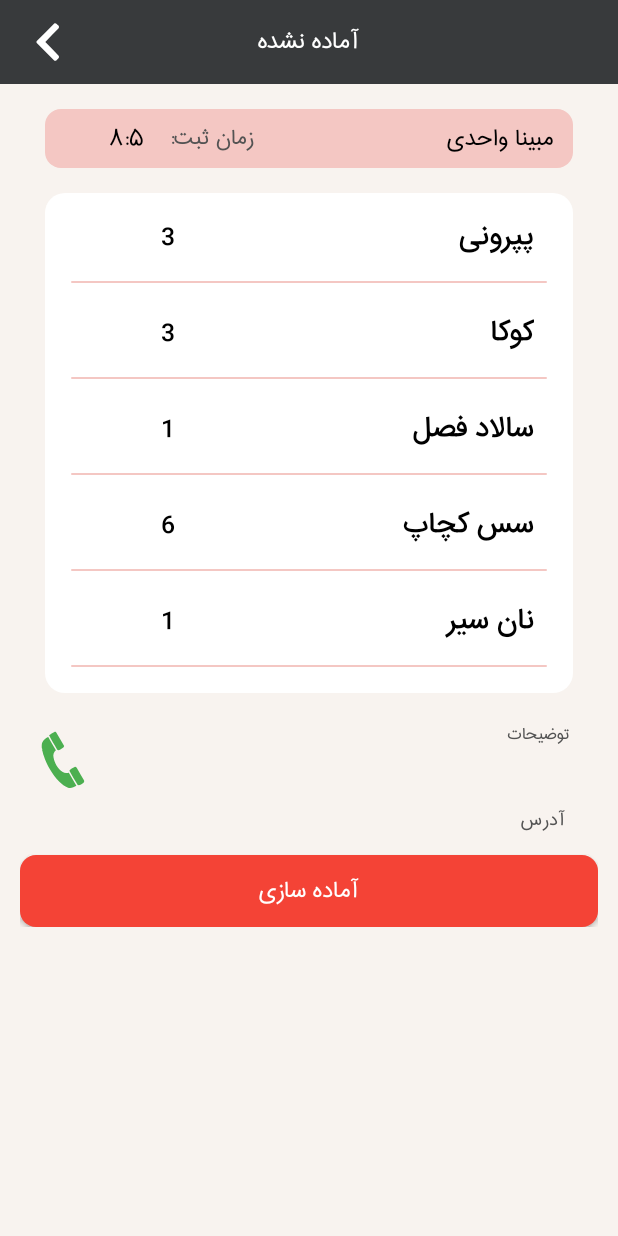
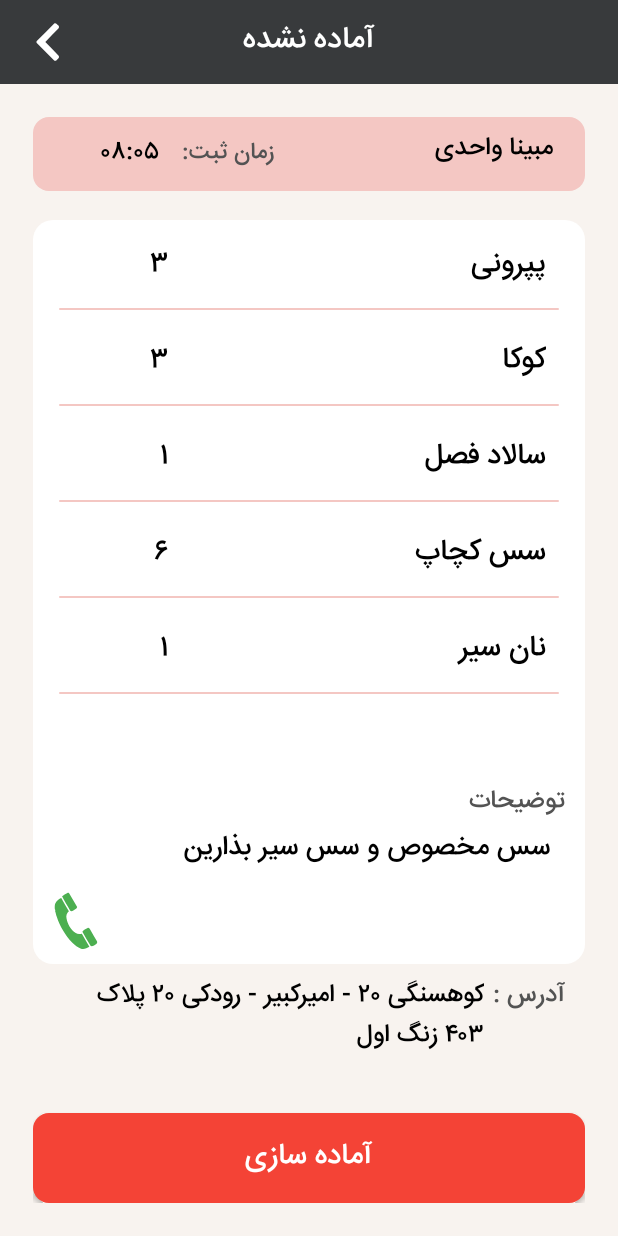
Before and after one commit to AmirAliShk/HappyPizza-kitchen, an Android app: the fragment NotReadyOrdersFragment shown on its own in the app's theme, on a phone screen of 412 x 824 dp. Run offline under Robolectric (Android 15) with nearby library versions, the phone set to English and light mode, and no system bars; our stand-ins replace sdp/ssp sizes; plain views replace AVLoadingIndicatorView; network calls fail.

Commit message:
push for shikism

```diff
--- a/app/src/main/java/ir/food/kitchenAndroid/activity/Splash.kt
+++ b/app/src/main/java/ir/food/kitchenAndroid/activity/Splash.kt
@@ -36,15 +36,8 @@ class Splash : AppCompatActivity() {
         }
 
         MyApplication.handler.postDelayed(
-            {
-                FragmentHelper
-                    .toFragment(MyApplication.currentActivity, VerificationFragment())
-                    .setStatusBarColor(MyApplication.currentActivity.resources.getColor(R.color.black))
-                    .setAddToBackStack(false)
-                    .add()
-            }/*GetAppInfo()::callAppInfoAPI*/, 1500
+            GetAppInfo()::callAppInfoAPI, 1500
         )
-
     }
 
     override fun onResume() {
--- a/app/src/main/java/ir/food/kitchenAndroid/adapter/ProductsAdapter.kt
+++ b/app/src/main/java/ir/food/kitchenAndroid/adapter/ProductsAdapter.kt
@@ -5,6 +5,7 @@ import android.view.ViewGroup
 import androidx.recyclerview.widget.RecyclerView
 import ir.food.kitchenAndroid.app.MyApplication
 import ir.food.kitchenAndroid.databinding.ItemProductBinding
+import ir.food.kitchenAndroid.helper.StringHelper
 import ir.food.kitchenAndroid.helper.TypefaceUtil
 import ir.food.kitchenAndroid.model.ProductModel
 
@@ -27,7 +28,7 @@ class ProductsAdapter(list: ArrayList<ProductModel>) :
         val model = models[position]
 
         holder.binding.productName.text = model.name
-        holder.binding.quantity.text = (model.quantity.toString())
+        holder.binding.quantity.text = StringHelper.toPersianDigits(model.quantity.toString())
     }
 
     override fun getItemCount(): Int {
--- a/app/src/main/java/ir/food/kitchenAndroid/app/EndPoints.java
+++ b/app/src/main/java/ir/food/kitchenAndroid/app/EndPoints.java
@@ -23,7 +23,7 @@ public class EndPoints {
 //          : "http://192.168.1.145";
 
 
-    public static final String APIPort = (BuildConfig.DEBUG) ? "3030" : "1881";
+    public static final String APIPort = (BuildConfig.DEBUG) ? "3010" : "1881";
 
     public static final String HAWKEYE_APIPort = (BuildConfig.DEBUG) ? "3010" : "1890";
 
--- a/app/src/main/java/ir/food/kitchenAndroid/fragment/NotReadyOrdersFragment.kt
+++ b/app/src/main/java/ir/food/kitchenAndroid/fragment/NotReadyOrdersFragment.kt
@@ -1,5 +1,6 @@
 package ir.food.kitchenAndroid.fragment
 
+import android.graphics.Typeface
 import android.os.Build
 import android.os.Bundle
 import android.view.LayoutInflater
@@ -46,7 +47,7 @@ class NotReadyOrdersFragment : Fragment() {
                 ContextCompat.getColor(MyApplication.context, R.color.darkGray)
         }
 
-        TypefaceUtil.overrideFonts(binding.root)
+        TypefaceUtil.overrideFonts(binding.root,MyApplication.IraSanSMedume)
 
 //        getOrders()
         val data =
@@ -69,15 +70,11 @@ class NotReadyOrdersFragment : Fragment() {
 
         binding.imgBack.setOnClickListener { MyApplication.currentActivity.onBackPressed() }
 
-//        binding.btnOrderReady.setOnClickListener {
-//            //todo set condition for first and last item
-//            if (binding.listOrders.scrollState == binding.listOrders.size - 1) {
-//                getOrders()
-//            } else {
-//                binding.listOrders.scrollToPosition(binding.listOrders.scrollState + 1)
-//            }
-//            //todo change status of order
-//        }
+        binding.btnOrderReady.setOnClickListener {
+            //todo set condition for first and last item
+
+            //todo change status of order
+        }
 
         return binding.root
     }
--- a/app/src/main/java/ir/food/kitchenAndroid/fragment/RegisterFragment.kt
+++ b/app/src/main/java/ir/food/kitchenAndroid/fragment/RegisterFragment.kt
@@ -53,10 +53,11 @@ class RegisterFragment : Fragment() {
         }
 
         binding.txtLogin.setOnClickListener {
-            FragmentHelper
-                .toFragment(MyApplication.currentActivity, VerificationFragment())
-                .setStatusBarColor(MyApplication.currentActivity.resources.getColor(R.color.black))
-                .add()
+//            FragmentHelper
+//                .toFragment(MyApplication.currentActivity, VerificationFragment())
+//                .setStatusBarColor(MyApplication.currentActivity.resources.getColor(R.color.black))
+//                .add()
+            register()
         }
 
         return binding.root
--- a/app/src/main/java/ir/food/kitchenAndroid/fragment/VerificationFragment.kt
+++ b/app/src/main/java/ir/food/kitchenAndroid/fragment/VerificationFragment.kt
@@ -58,20 +58,20 @@ class VerificationFragment : Fragment() {
         }
 
         binding.btnLogin.setOnClickListener {
-//            if (binding.edtMobile.toString()
-//                    .isEmpty() || binding.edtCode.toString().isEmpty()
-//            ) {
-//                MyApplication.Toast("لطفا تمام موارد را کامل کنید", Toast.LENGTH_SHORT)
-//            } else {
-            MyApplication.currentActivity.startActivity(
-                Intent(
-                    MyApplication.currentActivity,
-                    MainActivity::class.java
-                )
-            )
-            MyApplication.currentActivity.finish()
-            //login()
-//            }
+            if (binding.edtMobile.toString()
+                    .isEmpty() || binding.edtCode.toString().isEmpty()
+            ) {
+                MyApplication.Toast("لطفا تمام موارد را کامل کنید", Toast.LENGTH_SHORT)
+            } else {
+//            MyApplication.currentActivity.startActivity(
+//                Intent(
+//                    MyApplication.currentActivity,
+//                    MainActivity::class.java
+//                )
+//            )
+//            MyApplication.currentActivity.finish()
+                login()
+            }
         }
 
         binding.txtRegister.setOnClickListener {
@@ -104,7 +104,7 @@ class VerificationFragment : Fragment() {
 
                     if (success) {
 
-//                            "success": true, "message": "کد تاییدیه به شماره موبایل داده شده ، با موفقیت فرستاده شد"
+//                 "success": true, "message": "کد تاییدیه به شماره موبایل داده شده ، با موفقیت فرستاده شد"
 
                         binding.edtCode.isEnabled = true
                         binding.btnLogin.isEnabled = true
--- a/app/src/main/res/layout/fragment_not_ready_orders.xml
+++ b/app/src/main/res/layout/fragment_not_ready_orders.xml
@@ -48,32 +48,20 @@
         <!--            app:indicatorColor="@color/white"-->
         <!--            app:indicatorName="BallBeatIndicator" />-->
 
-        <ScrollView
+        <LinearLayout
             android:layout_width="match_parent"
             android:layout_height="match_parent"
-            android:layout_marginHorizontal="@dimen/_10sdp"
-            android:layout_marginBottom="15dp"
-            android:scrollbars="none">
-
-            <LinearLayout
-                android:layout_width="match_parent"
-                android:layout_height="wrap_content"
+            android:layout_margin="@dimen/_17sdp"
             android:orientation="vertical">
 
             <LinearLayout
                 android:layout_width="match_parent"
                 android:layout_height="0dp"
-                    android:layout_weight="1"
-                    android:orientation="vertical">
-
-                    <LinearLayout
-                        android:layout_width="match_parent"
-                        android:layout_height="wrap_content"
-                        android:layout_marginLeft="@dimen/_13sdp"
-                        android:layout_marginTop="@dimen/_13sdp"
-                        android:layout_marginRight="@dimen/_13sdp"
+                android:layout_marginBottom="@dimen/_15sdp"
+                android:layout_weight="0.25"
                 android:background="@drawable/pale_red"
-                        android:padding="@dimen/_4sdp">
+                android:paddingHorizontal="@dimen/_10sdp"
+                android:paddingVertical="@dimen/_5sdp">
 
                 <TextView
                     android:id="@+id/customerName"
@@ -83,7 +71,7 @@
                     android:layout_weight="1.5"
                     android:text="مبینا واحدی"
                     android:textColor="@color/black"
-                            android:textSize="@dimen/_15sdp" />
+                    android:textSize="@dimen/_13sdp" />
 
                 <TextView
                     android:layout_width="wrap_content"
@@ -92,7 +80,7 @@
                     android:gravity="center"
                     android:text="@string/register_time"
                     android:textColor="@color/color_Titles"
-                            android:textSize="@dimen/_14sdp" />
+                    android:textSize="@dimen/_12sdp" />
 
                 <TextView
                     android:id="@+id/time"
@@ -100,99 +88,106 @@
                     android:layout_height="match_parent"
                     android:layout_weight="0.5"
                     android:gravity="right|center"
-                            android:text="8:5"
+                    android:text="۰۸:۰۵"
                     android:textColor="@color/black"
-                            android:textSize="@dimen/_15sdp" />
+                    android:textSize="@dimen/_13sdp" />
 
             </LinearLayout>
+
+            <LinearLayout
+                android:layout_width="match_parent"
+                android:layout_height="0dp"
+                android:layout_weight="2.5"
+                android:background="@drawable/field_background"
+                android:orientation="vertical">
 
                 <androidx.recyclerview.widget.RecyclerView
                     android:id="@+id/productList"
                     android:layout_width="match_parent"
-                        android:layout_height="wrap_content"
-                        android:layout_margin="@dimen/_13sdp"
-                        android:background="@drawable/field_background"
+                    android:layout_height="0dp"
+                    android:layout_weight="1"
                     android:divider="@null"
                     android:listSelector="#00ffffff"
                     android:padding="@dimen/_5sdp"
                     app:layoutManager="androidx.recyclerview.widget.LinearLayoutManager"
                     tools:listitem="@layout/item_product" />
 
-                    <RelativeLayout
-                        android:layout_width="match_parent"
-                        android:layout_height="wrap_content">
-
                 <LinearLayout
                     android:layout_width="match_parent"
-                            android:layout_height="wrap_content"
+                    android:layout_height="0dp"
+                    android:layout_weight="0.2"
                     android:orientation="vertical"
-                            android:paddingRight="@dimen/_15sdp">
+                    android:paddingHorizontal="@dimen/_10sdp">
 
                     <TextView
                         android:layout_width="wrap_content"
-                                android:layout_height="wrap_content"
+                        android:layout_height="0dp"
+                        android:layout_weight="0.7"
                         android:text="@string/description"
-                                android:textColor="@color/color_Titles" />
+                        android:textColor="@color/color_Titles"
+                        android:textSize="@dimen/_13sdp" />
 
                     <TextView
                         android:id="@+id/description"
                         android:layout_width="match_parent"
-                                android:layout_height="match_parent"
-                                android:layout_marginLeft="45dp"
-                                android:paddingRight="@dimen/_8ssp"
-                                android:textColor="@color/black" />
+                        android:layout_height="0dp"
+                        android:layout_weight="1"
+                        android:paddingRight="10dp"
+                        android:text="سس مخصوص و سس سیر بذارین"
+                        android:textColor="@color/black"
+                        android:textSize="@dimen/_14sdp" />
 
                 </LinearLayout>
 
                 <ImageView
                     android:layout_width="40dp"
                     android:layout_height="40dp"
-                            android:layout_alignParentLeft="true"
-                            android:layout_margin="@dimen/_6sdp"
+                    android:layout_gravity="left"
+                    android:layout_marginLeft="@dimen/_6sdp"
+                    android:layout_marginBottom="@dimen/_6sdp"
                     android:src="@drawable/ic_call" />
 
-                    </RelativeLayout>
+            </LinearLayout>
 
             <LinearLayout
                 android:layout_width="match_parent"
-                        android:layout_height="match_parent"
-                        android:layout_marginHorizontal="@dimen/_17sdp"
-                        android:layout_marginBottom="@dimen/_5sdp"
-                        android:orientation="horizontal">
+                android:layout_height="0dp"
+                android:layout_weight="0.5"
+                android:orientation="horizontal"
+                android:paddingHorizontal="@dimen/_10sdp"
+                android:paddingVertical="@dimen/_5sdp">
 
                 <TextView
                     android:layout_width="0dp"
                     android:layout_height="match_parent"
-                            android:layout_weight="0.25"
+                    android:layout_weight="0.19"
                     android:text="@string/address"
                     android:textColor="@color/color_Titles"
-                            android:textSize="@dimen/_12sdp" />
+                    android:textSize="@dimen/_13sdp" />
 
                 <TextView
                     android:id="@+id/txtAddress"
                     android:layout_width="0dp"
                     android:layout_height="match_parent"
                     android:layout_weight="1"
+                    android:text="کوهسنگی ۲۰ - امیرکبیر - رودکی ۲۰ پلاک ۴۰۳ زنگ اول"
                     android:textColor="@color/black"
-                            android:textSize="@dimen/_15sdp" />
-
-                    </LinearLayout>
+                    android:textSize="@dimen/_13sdp" />
 
             </LinearLayout>
 
             <Button
                 android:id="@+id/btnOrderReady"
                 android:layout_width="match_parent"
-                    android:layout_height="wrap_content"
+                android:layout_height="0dp"
                 android:layout_gravity="center"
+                android:layout_weight="0.3"
                 android:background="@drawable/red"
                 android:text="@string/get_ready"
                 android:textColor="@color/white"
                 android:textSize="@dimen/_15sdp" />
 
         </LinearLayout>
-
-        </ScrollView>
 
         <TextView
             android:layout_width="match_parent"
--- a/app/src/main/res/layout/item_product.xml
+++ b/app/src/main/res/layout/item_product.xml
@@ -8,25 +8,27 @@
     <LinearLayout
         android:layout_width="match_parent"
         android:layout_height="wrap_content"
-        android:orientation="horizontal">
+        android:orientation="horizontal"
+        android:paddingTop="@dimen/_5sdp">
 
         <TextView
             android:id="@+id/productName"
             android:layout_width="0dp"
-            android:layout_height="wrap_content"
+            android:layout_height="match_parent"
             android:layout_marginRight="@dimen/_15sdp"
             android:layout_weight="1.5"
-            android:paddingTop="@dimen/_5sdp"
+            android:gravity="center_vertical"
             android:textColor="@color/black"
             android:textSize="@dimen/_15sdp" />
 
         <TextView
             android:id="@+id/quantity"
             android:layout_width="0dp"
-            android:layout_height="wrap_content"
+            android:layout_height="match_parent"
             android:layout_weight="0.5"
+            android:gravity="center_vertical"
             android:textColor="@color/black"
-            android:textSize="@dimen/_12sdp" />
+            android:textSize="@dimen/_15sdp" />
 
     </LinearLayout>
 
--- a/app/src/main/res/values/strings.xml
+++ b/app/src/main/res/values/strings.xml
@@ -8,7 +8,7 @@
     <string name="not_ready">آماده نشده</string>
     <string name="description">توضیحات</string>
     <string name="get_ready">آماده سازی</string>
-    <string name="address">آدرس</string>
+    <string name="address">آدرس :</string>
     <string name="ready">آماده شده</string>
     <string name="order_history">تاریخچه سفارش ها</string>
     <string name="verification_code">کد تایید</string>
```
Lines whose indentation alone changed are shown as unchanged.
